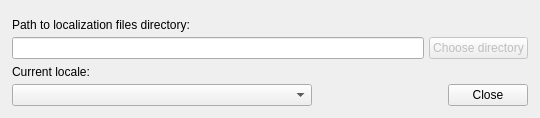
xaoctech/dava.engine, file Tools/UIEditor/UI/Dialogs/localizationeditordialog.ui: the form before one commit.
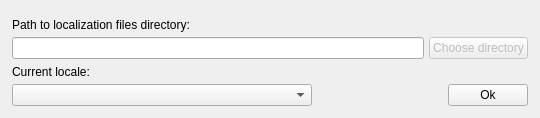
The form after the commit.

Commit message: [DF-348] UI Editor. Improvements for UI controls.

Diff of the .ui file:
```diff
--- a/Tools/UIEditor/UI/Dialogs/localizationeditordialog.ui
+++ b/Tools/UIEditor/UI/Dialogs/localizationeditordialog.ui
@@ -124,7 +124,7 @@
           </size>
          </property>
          <property name="text">
-          <string>Close</string>
+          <string>Ok</string>
          </property>
         </widget>
        </item>
```
The commit also changes 4 other files.
